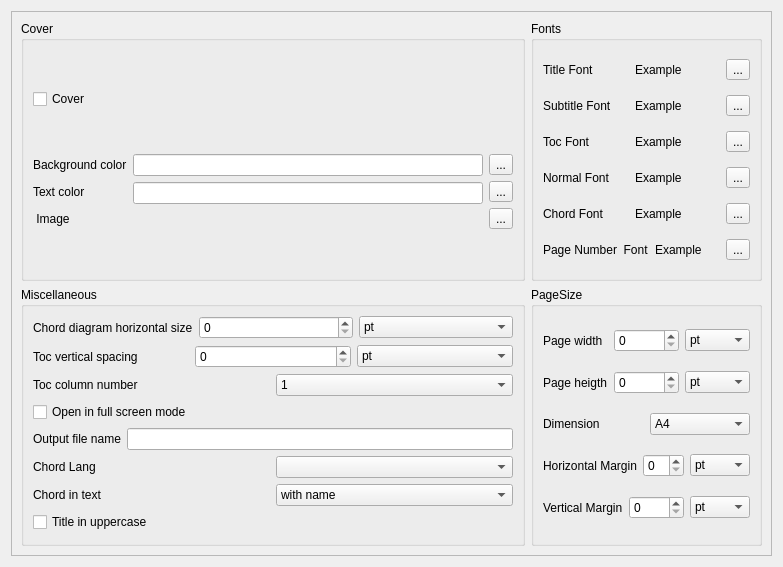
Qt form formconfig.ui (jpcima/chordv) before a commit.
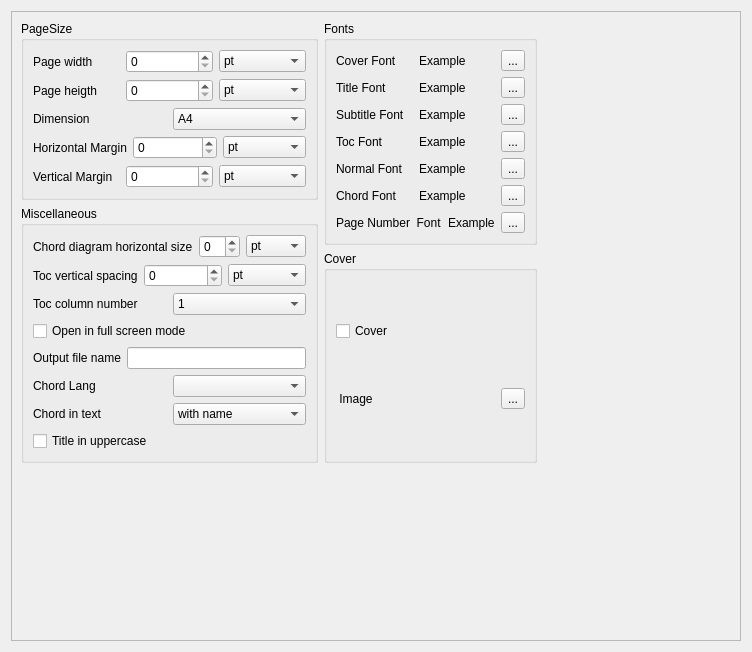
The same form after that commit. Custom widgets are drawn as their Qt base class.

Commit message: Font Selection

Patch:
```diff
--- a/formconfig.ui
+++ b/formconfig.ui
@@ -6,8 +6,8 @@
    <rect>
     <x>0</x>
     <y>0</y>
-    <width>783</width>
-    <height>567</height>
+    <width>752</width>
+    <height>652</height>
    </rect>
   </property>
   <property name="windowTitle">
@@ -24,98 +24,236 @@
        <rect>
         <x>0</x>
         <y>0</y>
-        <width>763</width>
-        <height>547</height>
+        <width>732</width>
+        <height>632</height>
        </rect>
       </property>
-      <layout class="QVBoxLayout" name="verticalLayout_19">
+      <layout class="QHBoxLayout" name="horizontalLayout_25">
        <item>
-        <layout class="QHBoxLayout" name="MainLayout">
-         <item>
-          <layout class="QVBoxLayout" name="verticalLayout_17">
-           <item>
-            <widget class="QGroupBox" name="groupBox">
-             <property name="title">
-              <string>Cover</string>
-             </property>
-             <layout class="QHBoxLayout" name="horizontalLayout_2">
+        <layout class="QHBoxLayout" name="horizontalLayout_12">
               <item>
                <layout class="QVBoxLayout" name="verticalLayout_5">
                 <item>
-                 <widget class="QCheckBox" name="checkBoxCover">
+            <layout class="QHBoxLayout" name="horizontalLayout_9">
+             <item>
+              <layout class="QVBoxLayout" name="verticalLayout_7">
+               <item>
+                <widget class="QGroupBox" name="groupBox_4">
+                 <property name="title">
+                  <string>PageSize</string>
+                 </property>
+                 <layout class="QVBoxLayout" name="verticalLayout_6">
+                  <item>
+                   <layout class="QVBoxLayout" name="verticalLayout_9">
+                    <item>
+                     <layout class="QHBoxLayout" name="horizontalLayout_19">
+                      <item>
+                       <widget class="QLabel" name="labelPageWidth">
                   <property name="text">
-                   <string>Cover</string>
+                         <string>Page width</string>
                   </property>
                  </widget>
                 </item>
                 <item>
-                 <layout class="QHBoxLayout" name="horizontalLayout">
+                       <widget class="QSpinBox" name="spinBoxBoxHorinzontalMargin_2"/>
+                      </item>
                   <item>
-                   <layout class="QVBoxLayout" name="verticalLayout">
+                       <widget class="QComboBox" name="comboBoxPageWidth">
                     <item>
-                     <widget class="QLabel" name="labelCoverBackgroundColor">
                       <property name="text">
-                       <string>Background color</string>
-                      </property>
-                     </widget>
-                    </item>
+                          <string>pt</string>
+                         </property>
+                        </item>
+                        <item>
+                         <property name="text">
+                          <string>inche</string>
+                         </property>
+                        </item>
+                        <item>
+                         <property name="text">
+                          <string>px</string>
+                         </property>
+                        </item>
+                        <item>
+                         <property name="text">
+                          <string>mm</string>
+                         </property>
+                        </item>
+                        <item>
+                         <property name="text">
+                          <string>cm</string>
+                         </property>
+                        </item>
+                       </widget>
+                      </item>
+                     </layout>
+                    </item>
                     <item>
-                     <widget class="QLabel" name="labelCoverTextColor">
+                     <layout class="QHBoxLayout" name="horizontalLayout_20">
+                      <item>
+                       <widget class="QLabel" name="labelPageWidth_2">
                       <property name="text">
-                       <string>Text color</string>
+                         <string>Page heigth</string>
                       </property>
                      </widget>
                     </item>
                     <item>
-                     <widget class="QLabel" name="labelCoverImage">
+                       <widget class="QSpinBox" name="spinBoxBoxHorinzontalMargin_3"/>
+                      </item>
+                      <item>
+                       <widget class="QComboBox" name="comboBoxPageWidth_2">
+                        <item>
                       <property name="text">
-                       <string> Image</string>
-                      </property>
+                          <string>pt</string>
+                         </property>
+                        </item>
+                        <item>
+                         <property name="text">
+                          <string>inche</string>
+                         </property>
+                        </item>
+                        <item>
+                         <property name="text">
+                          <string>px</string>
+                         </property>
+                        </item>
+                        <item>
+                         <property name="text">
+                          <string>mm</string>
+                         </property>
+                        </item>
+                        <item>
+                         <property name="text">
+                          <string>cm</string>
+                         </property>
+                        </item>
                      </widget>
                     </item>
                    </layout>
                   </item>
                   <item>
-                   <layout class="QVBoxLayout" name="verticalLayout_3">
+                     <layout class="QHBoxLayout" name="horizontalLayout_21">
                     <item>
-                     <widget class="QLineEdit" name="lineEditCoverBackgroundColor"/>
+                       <widget class="QLabel" name="labelPageDimension">
+                        <property name="text">
+                         <string>Dimension</string>
+                        </property>
+                       </widget>
                     </item>
                     <item>
-                     <widget class="QLineEdit" name="lineEditCoverTextColor"/>
+                       <widget class="QComboBox" name="comboBoxPageDimension">
+                        <item>
+                         <property name="text">
+                          <string>A4</string>
+                         </property>
                     </item>
                     <item>
-                     <widget class="QLabel" name="labelCoverImageView">
                       <property name="text">
-                       <string/>
-                      </property>
+                          <string>A3</string>
+                         </property>
+                        </item>
+                        <item>
+                         <property name="text">
+                          <string>A5</string>
+                         </property>
+                        </item>
+                        <item>
+                         <property name="text">
+                          <string>A6</string>
+                         </property>
+                        </item>
+                        <item>
+                         <property name="text">
+                          <string>Legal</string>
+                         </property>
+                        </item>
                      </widget>
                     </item>
                    </layout>
                   </item>
                   <item>
-                   <layout class="QVBoxLayout" name="verticalLayout_4">
+                     <layout class="QHBoxLayout" name="horizontalLayout_16">
                     <item>
-                     <widget class="ColorButton" name="toolButtonCoverBackgroundColor">
+                       <widget class="QLabel" name="labelMarginHorizontal">
                       <property name="text">
-                       <string>...</string>
+                         <string>Horizontal Margin</string>
                       </property>
                      </widget>
                     </item>
                     <item>
-                     <widget class="ColorButton" name="toolButtonCoverTextColor">
+                       <widget class="QSpinBox" name="spinBoxMarginHorizontal"/>
+                      </item>
+                      <item>
+                       <widget class="QComboBox" name="comboBoxMarginHorizontal">
+                        <item>
                       <property name="text">
-                       <string>...</string>
-                      </property>
-                     </widget>
+                          <string>pt</string>
+                         </property>
                     </item>
                     <item>
-                     <widget class="QToolButton" name="toolButtonCoverImage">
                       <property name="text">
-                       <string>...</string>
-                      </property>
+                          <string>inche</string>
+                         </property>
+                        </item>
+                        <item>
+                         <property name="text">
+                          <string>px</string>
+                         </property>
+                        </item>
+                        <item>
+                         <property name="text">
+                          <string>mm</string>
+                         </property>
+                        </item>
+                        <item>
+                         <property name="text">
+                          <string>cm</string>
+                         </property>
+                        </item>
                      </widget>
                     </item>
                    </layout>
+                    </item>
+                    <item>
+                     <layout class="QHBoxLayout" name="horizontalLayout_17">
+                      <item>
+                       <widget class="QLabel" name="labelMarginVertical">
+                        <property name="text">
+                         <string>Vertical Margin</string>
+                        </property>
+                       </widget>
+                      </item>
+                      <item>
+                       <widget class="QSpinBox" name="spinBoxMarginVertical"/>
+                      </item>
+                      <item>
+                       <widget class="QComboBox" name="comboBoxMarginVertical">
+                        <item>
+                         <property name="text">
+                          <string>pt</string>
+                         </property>
+                        </item>
+                        <item>
+                         <property name="text">
+                          <string>inche</string>
+                         </property>
+                        </item>
+                        <item>
+                         <property name="text">
+                          <string>px</string>
+                         </property>
+                        </item>
+                        <item>
+                         <property name="text">
+                          <string>mm</string>
+                         </property>
+                        </item>
+                        <item>
+                         <property name="text">
+                          <string>cm</string>
+                         </property>
+                        </item>
+                       </widget>
                   </item>
                  </layout>
                 </item>
@@ -129,9 +267,9 @@
              <property name="title">
               <string>Miscellaneous</string>
              </property>
-             <layout class="QHBoxLayout" name="horizontalLayout_25">
+                 <layout class="QHBoxLayout" name="horizontalLayout_8">
               <item>
-               <layout class="QVBoxLayout" name="verticalLayout_6">
+                   <layout class="QVBoxLayout" name="verticalLayout_3">
                 <item>
                  <layout class="QHBoxLayout" name="horizontalLayout_15">
                   <item>
@@ -328,15 +466,40 @@
           </layout>
          </item>
          <item>
-          <layout class="QVBoxLayout" name="verticalLayout_18">
+              <layout class="QVBoxLayout" name="verticalLayout_4">
            <item>
             <widget class="QGroupBox" name="groupBox_2">
              <property name="title">
               <string>Fonts</string>
              </property>
-             <layout class="QHBoxLayout" name="horizontalLayout_26">
+                 <layout class="QHBoxLayout" name="horizontalLayout_2">
               <item>
-               <layout class="QVBoxLayout" name="verticalLayout_8">
+                   <layout class="QVBoxLayout" name="verticalLayout_2">
+                    <item>
+                     <layout class="QHBoxLayout" name="horizontalLayout_10">
+                      <item>
+                       <widget class="QLabel" name="labelCoverFont">
+                        <property name="text">
+                         <string>Cover Font</string>
+                        </property>
+                       </widget>
+                      </item>
+                      <item>
+                       <widget class="QLabel" name="labelCoverFontExample">
+                        <property name="text">
+                         <string>Example</string>
+                        </property>
+                       </widget>
+                      </item>
+                      <item>
+                       <widget class="FontButton" name="toolButtonCoverFont">
+                        <property name="text">
+                         <string>...</string>
+                        </property>
+                       </widget>
+                      </item>
+                     </layout>
+                    </item>
                 <item>
                  <layout class="QHBoxLayout" name="horizontalLayout_3">
                   <item>
@@ -493,231 +656,81 @@
             </widget>
            </item>
            <item>
-            <widget class="QGroupBox" name="groupBox_4">
+                <widget class="QGroupBox" name="groupBox">
              <property name="title">
-              <string>PageSize</string>
-             </property>
-             <layout class="QHBoxLayout" name="horizontalLayout_27">
+                  <string>Cover</string>
+                 </property>
+                 <layout class="QHBoxLayout" name="horizontalLayout_11">
               <item>
-               <layout class="QVBoxLayout" name="verticalLayout_9">
+                   <layout class="QVBoxLayout" name="verticalLayout">
                 <item>
-                 <layout class="QHBoxLayout" name="horizontalLayout_19">
-                  <item>
-                   <widget class="QLabel" name="labelPageWidth">
+                     <widget class="QCheckBox" name="checkBoxCover">
                     <property name="text">
-                     <string>Page width</string>
+                       <string>Cover</string>
                     </property>
                    </widget>
                   </item>
                   <item>
-                   <widget class="QSpinBox" name="spinBoxBoxHorinzontalMargin_2"/>
-                  </item>
+                     <layout class="QHBoxLayout" name="horizontalLayout">
                   <item>
-                   <widget class="QComboBox" name="comboBoxPageWidth">
-                    <item>
+                       <widget class="QLabel" name="labelCoverImage">
                      <property name="text">
-                      <string>pt</string>
-                     </property>
-                    </item>
-                    <item>
-                     <property name="text">
-                      <string>inche</string>
-                     </property>
-                    </item>
-                    <item>
-                     <property name="text">
-                      <string>px</string>
-                     </property>
-                    </item>
-                    <item>
-                     <property name="text">
-                      <string>mm</string>
-                     </property>
-                    </item>
-                    <item>
-                     <property name="text">
-                      <string>cm</string>
-                     </property>
-                    </item>
-                   </widget>
-                  </item>
-                 </layout>
-                </item>
+                         <string> Image</string>
+                        </property>
+                       </widget>
+                      </item>
                 <item>
-                 <layout class="QHBoxLayout" name="horizontalLayout_20">
-                  <item>
-                   <widget class="QLabel" name="labelPageWidth_2">
+                       <widget class="QLabel" name="labelCoverImageView">
                     <property name="text">
-                     <string>Page heigth</string>
+                         <string/>
                     </property>
                    </widget>
                   </item>
                   <item>
-                   <widget class="QSpinBox" name="spinBoxBoxHorinzontalMargin_3"/>
-                  </item>
-                  <item>
-                   <widget class="QComboBox" name="comboBoxPageWidth_2">
-                    <item>
+                       <widget class="QToolButton" name="toolButtonCoverImage">
                      <property name="text">
-                      <string>pt</string>
-                     </property>
-                    </item>
-                    <item>
-                     <property name="text">
-                      <string>inche</string>
-                     </property>
-                    </item>
-                    <item>
-                     <property name="text">
-                      <string>px</string>
-                     </property>
-                    </item>
-                    <item>
-                     <property name="text">
-                      <string>mm</string>
-                     </property>
-                    </item>
-                    <item>
-                     <property name="text">
-                      <string>cm</string>
-                     </property>
-                    </item>
+                         <string>...</string>
+                        </property>
                    </widget>
                   </item>
                  </layout>
                 </item>
-                <item>
-                 <layout class="QHBoxLayout" name="horizontalLayout_21">
-                  <item>
-                   <widget class="QLabel" name="labelPageDimension">
-                    <property name="text">
-                     <string>Dimension</string>
-                    </property>
-                   </widget>
+                   </layout>
                   </item>
-                  <item>
-                   <widget class="QComboBox" name="comboBoxPageDimension">
-                    <item>
-                     <property name="text">
-                      <string>A4</string>
-                     </property>
-                    </item>
-                    <item>
-                     <property name="text">
-                      <string>A3</string>
-                     </property>
-                    </item>
-                    <item>
-                     <property name="text">
-                      <string>A5</string>
-                     </property>
-                    </item>
-                    <item>
-                     <property name="text">
-                      <string>A6</string>
-                     </property>
-                    </item>
-                    <item>
-                     <property name="text">
-                      <string>Legal</string>
-                     </property>
-                    </item>
+                 </layout>
                    </widget>
                   </item>
                  </layout>
                 </item>
-                <item>
-                 <layout class="QHBoxLayout" name="horizontalLayout_16">
-                  <item>
-                   <widget class="QLabel" name="labelMarginHorizontal">
-                    <property name="text">
-                     <string>Horizontal Margin</string>
-                    </property>
-                   </widget>
+            </layout>
                   </item>
                   <item>
-                   <widget class="QSpinBox" name="spinBoxMarginHorizontal"/>
-                  </item>
-                  <item>
-                   <widget class="QComboBox" name="comboBoxMarginHorizontal">
-                    <item>
-                     <property name="text">
-                      <string>pt</string>
-                     </property>
-                    </item>
-                    <item>
-                     <property name="text">
-                      <string>inche</string>
-                     </property>
-                    </item>
-                    <item>
-                     <property name="text">
-                      <string>px</string>
-                     </property>
-                    </item>
-                    <item>
-                     <property name="text">
-                      <string>mm</string>
-                     </property>
-                    </item>
-                    <item>
-                     <property name="text">
-                      <string>cm</string>
-                     </property>
-                    </item>
-                   </widget>
-                  </item>
+            <spacer name="verticalSpacer">
+             <property name="orientation">
+              <enum>Qt::Vertical</enum>
+             </property>
+             <property name="sizeHint" stdset="0">
+              <size>
+               <width>20</width>
+               <height>40</height>
+              </size>
+             </property>
+            </spacer>
+           </item>
                  </layout>
                 </item>
                 <item>
-                 <layout class="QHBoxLayout" name="horizontalLayout_17">
-                  <item>
-                   <widget class="QLabel" name="labelMarginVertical">
-                    <property name="text">
-                     <string>Vertical Margin</string>
-                    </property>
-                   </widget>
-                  </item>
-                  <item>
-                   <widget class="QSpinBox" name="spinBoxMarginVertical"/>
-                  </item>
-                  <item>
-                   <widget class="QComboBox" name="comboBoxMarginVertical">
-                    <item>
-                     <property name="text">
-                      <string>pt</string>
-                     </property>
-                    </item>
-                    <item>
-                     <property name="text">
-                      <string>inche</string>
-                     </property>
-                    </item>
-                    <item>
-                     <property name="text">
-                      <string>px</string>
-                     </property>
-                    </item>
-                    <item>
-                     <property name="text">
-                      <string>mm</string>
-                     </property>
-                    </item>
-                    <item>
-                     <property name="text">
-                      <string>cm</string>
-                     </property>
-                    </item>
-                   </widget>
-                  </item>
-                 </layout>
-                </item>
-               </layout>
-              </item>
-             </layout>
-            </widget>
-           </item>
-          </layout>
+          <spacer name="horizontalSpacer">
+           <property name="orientation">
+            <enum>Qt::Horizontal</enum>
+           </property>
+           <property name="sizeHint" stdset="0">
+            <size>
+             <width>18</width>
+             <height>20</height>
+            </size>
+           </property>
+          </spacer>
          </item>
         </layout>
        </item>
@@ -728,11 +741,6 @@
   </layout>
  </widget>
  <customwidgets>
-  <customwidget>
-   <class>ColorButton</class>
-   <extends>QToolButton</extends>
-   <header>colorbutton.h</header>
-  </customwidget>
   <customwidget>
    <class>FontButton</class>
    <extends>QToolButton</extends>
```
Left out of the diff: 2 changed lines with no effect on the pictures. Lines whose indentation alone changed are shown as unchanged. The commit also changes 6 other files.
